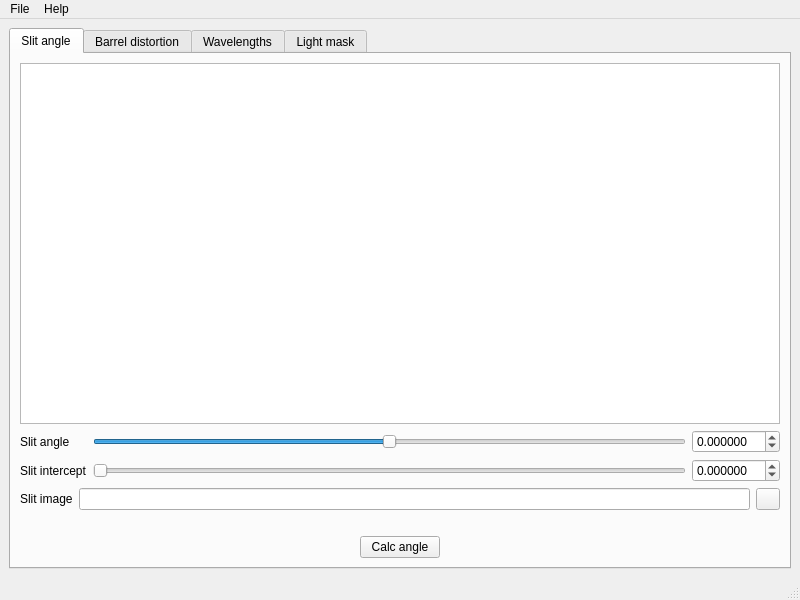
Old version of the form openhsl/gui/device/hs_device_mainwindow.ui in the repository OpenHSL/OpenHSL.
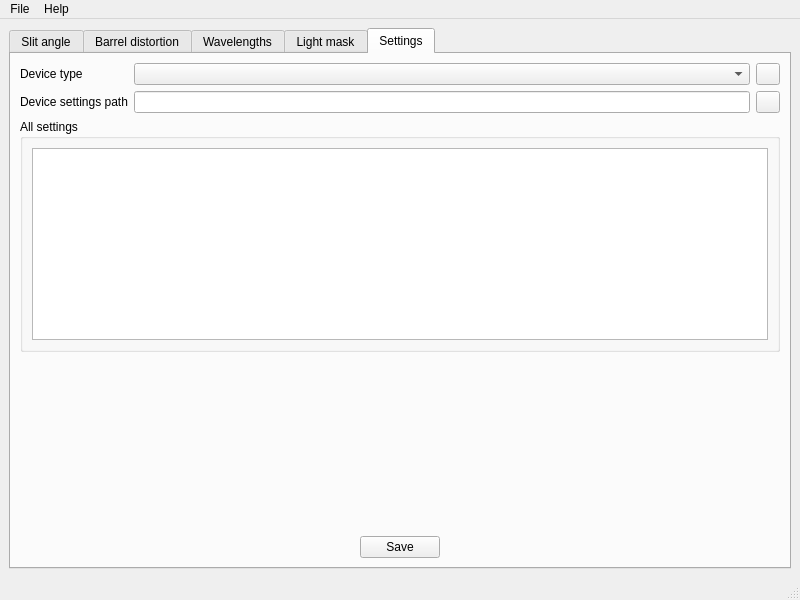
New version of the form. The open tabs and pages were chosen to show the change.

Commit message: add: gui: settings tab with UI control stubs

What changed in the file:
```diff
--- a/openhsl/gui/device/hs_device_mainwindow.ui
+++ b/openhsl/gui/device/hs_device_mainwindow.ui
@@ -205,6 +205,137 @@
         <string>Light mask</string>
        </attribute>
       </widget>
+      <widget class="QWidget" name="settings_tab">
+       <attribute name="title">
+        <string>Settings</string>
+       </attribute>
+       <layout class="QGridLayout" name="gridLayout_6">
+        <item row="0" column="0">
+         <layout class="QGridLayout" name="gridLayout_5">
+          <item row="0" column="1">
+           <widget class="QComboBox" name="deviceType_comboBox"/>
+          </item>
+          <item row="0" column="0">
+           <widget class="QLabel" name="deviceType_label">
+            <property name="text">
+             <string>Device type</string>
+            </property>
+           </widget>
+          </item>
+          <item row="0" column="2">
+           <widget class="QPushButton" name="deviceAdd_pushButton">
+            <property name="maximumSize">
+             <size>
+              <width>24</width>
+              <height>16777215</height>
+             </size>
+            </property>
+            <property name="text">
+             <string/>
+            </property>
+            <property name="id" stdset="0">
+             <string>add</string>
+            </property>
+           </widget>
+          </item>
+          <item row="1" column="0">
+           <widget class="QLabel" name="deviceSettingsPath_label">
+            <property name="text">
+             <string>Device settings path</string>
+            </property>
+           </widget>
+          </item>
+          <item row="1" column="1">
+           <widget class="QLineEdit" name="deviceSettingsPath_lineEdit"/>
+          </item>
+          <item row="1" column="2">
+           <widget class="QPushButton" name="deviceSettingsPathOpen_pushButton">
+            <property name="maximumSize">
+             <size>
+              <width>24</width>
+              <height>16777215</height>
+             </size>
+            </property>
+            <property name="text">
+             <string/>
+            </property>
+            <property name="id" stdset="0">
+             <string>open</string>
+            </property>
+           </widget>
+          </item>
+         </layout>
+        </item>
+        <item row="1" column="0">
+         <widget class="QGroupBox" name="allSettings_groupBox">
+          <property name="title">
+           <string>All settings</string>
+          </property>
+          <layout class="QGridLayout" name="gridLayout_7">
+           <item row="0" column="0">
+            <widget class="QTableWidget" name="allSettings_tableWidget"/>
+           </item>
+          </layout>
+         </widget>
+        </item>
+        <item row="2" column="0">
+         <spacer name="verticalSpacer_2">
+          <property name="orientation">
+           <enum>Qt::Vertical</enum>
+          </property>
+          <property name="sizeType">
+           <enum>QSizePolicy::Expanding</enum>
+          </property>
+          <property name="sizeHint" stdset="0">
+           <size>
+            <width>20</width>
+            <height>153</height>
+           </size>
+          </property>
+         </spacer>
+        </item>
+        <item row="3" column="0">
+         <layout class="QHBoxLayout" name="horizontalLayout_2">
+          <item>
+           <spacer name="horizontalSpacer">
+            <property name="orientation">
+             <enum>Qt::Horizontal</enum>
+            </property>
+            <property name="sizeHint" stdset="0">
+             <size>
+              <width>40</width>
+              <height>20</height>
+             </size>
+            </property>
+           </spacer>
+          </item>
+          <item>
+           <widget class="QPushButton" name="settingsSave_pushButton">
+            <property name="text">
+             <string>Save</string>
+            </property>
+            <property name="id" stdset="0">
+             <string>big</string>
+            </property>
+           </widget>
+          </item>
+          <item>
+           <spacer name="horizontalSpacer_4">
+            <property name="orientation">
+             <enum>Qt::Horizontal</enum>
+            </property>
+            <property name="sizeHint" stdset="0">
+             <size>
+              <width>40</width>
+              <height>20</height>
+             </size>
+            </property>
+           </spacer>
+          </item>
+         </layout>
+        </item>
+       </layout>
+      </widget>
      </widget>
     </item>
    </layout>
```
The commit also changes 1 other file.
